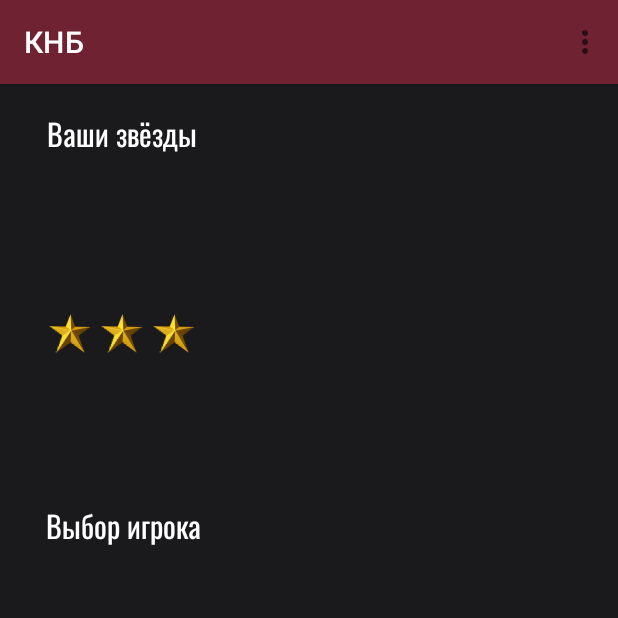
After one commit to Adelya13/knb_survival_game, an Android app: the BasicGameFragment screen opened through its navigation route, on a phone screen of 412 x 824 dp, the top half of it. The commit adds this screen. Run offline under Robolectric (Android 15) with nearby library versions, the phone set to English and light mode, and no system bars; our stand-ins replace navigation-ui.

Commit message:
added some fragments

```diff
--- /dev/null
+++ b/app/src/main/java/kpfu/itis/valisheva/knb_game/BasicGameFragment.kt
@@ -0,0 +1,29 @@
+package kpfu.itis.valisheva.knb_game
+
+import android.os.Bundle
+import android.view.View
+import androidx.fragment.app.Fragment
+import androidx.recyclerview.widget.DividerItemDecoration
+import androidx.recyclerview.widget.RecyclerView
+import kpfu.itis.valisheva.knb_game.databinding.FragmentBasicGameBinding
+import kpfu.itis.valisheva.knb_game.decorators.SpaceItemDecorator
+
+class BasicGameFragment: Fragment(R.layout.fragment_basic_game) {
+
+    private lateinit var binding: FragmentBasicGameBinding
+
+    override fun onViewCreated(view: View, savedInstanceState: Bundle?) {
+        super.onViewCreated(view, savedInstanceState)
+        binding = FragmentBasicGameBinding.bind(view)
+        initRV()
+
+    }
+    private fun initRV(){
+        //val decorator = DividerItemDecoration(requireContext(), RecyclerView.VERTICAL)
+        val spacing = SpaceItemDecorator(requireContext())
+        binding.rvPlayers.run{
+            //addItemDecoration(decorator)
+            addItemDecoration(spacing)
+        }
+    }
+}
--- a/app/src/main/java/kpfu/itis/valisheva/knb_game/profile/presentation/ProfileFragment.kt
+++ b/app/src/main/java/kpfu/itis/valisheva/knb_game/ProfileFragment.kt
@@ -1,4 +1,4 @@
-package kpfu.itis.valisheva.knb_game.profile.presentation
+package kpfu.itis.valisheva.knb_game
 
 import androidx.fragment.app.Fragment
 import kpfu.itis.valisheva.knb_game.R
--- /dev/null
+++ b/app/src/main/java/kpfu/itis/valisheva/knb_game/decorators/SpaceItemDecorator.kt
@@ -0,0 +1,49 @@
+package kpfu.itis.valisheva.knb_game.decorators
+import android.content.Context
+import android.graphics.Rect
+import android.util.TypedValue
+import android.view.View
+import androidx.recyclerview.widget.RecyclerView
+
+class SpaceItemDecorator(
+    context: Context,
+    spacing: Float = 16f
+) : RecyclerView.ItemDecoration() {
+
+    private val spacingPx: Int = TypedValue.applyDimension(
+        TypedValue.COMPLEX_UNIT_DIP,
+        spacing,
+        context.resources.displayMetrics
+    ).toInt()
+
+    override fun getItemOffsets(
+        outRect: Rect,
+        view: View,
+        parent: RecyclerView,
+        state: RecyclerView.State
+    ) {
+        val spacingMiddle = (spacingPx * 0.75).toInt()
+        val viewHolder = parent.getChildViewHolder(view)
+
+        val currentPosition = parent.getChildAdapterPosition(view).takeIf {
+            it != RecyclerView.NO_POSITION
+        } ?: viewHolder.oldPosition
+
+        when (currentPosition) {
+            0 -> {
+                outRect.top = spacingPx
+                outRect.bottom = spacingMiddle
+            }
+            state.itemCount - 1 -> {
+                outRect.top = spacingMiddle
+                outRect.bottom = spacingPx
+            }
+            else -> {
+                outRect.top = spacingMiddle
+                outRect.bottom = spacingMiddle
+            }
+        }
+        outRect.left = spacingPx
+        outRect.right = spacingPx
+    }
+}
--- /dev/null
+++ b/app/src/main/res/drawable/ic_baseline_portrait_24.xml
@@ -0,0 +1,10 @@
+<vector xmlns:android="http://schemas.android.com/apk/res/android"
+    android:width="24dp"
+    android:height="24dp"
+    android:viewportWidth="24"
+    android:viewportHeight="24"
+    android:tint="?attr/colorControlNormal">
+  <path
+      android:fillColor="@android:color/white"
+      android:pathData="M12,12.25c1.24,0 2.25,-1.01 2.25,-2.25S13.24,7.75 12,7.75 9.75,8.76 9.75,10s1.01,2.25 2.25,2.25zM16.5,16.25c0,-1.5 -3,-2.25 -4.5,-2.25s-4.5,0.75 -4.5,2.25L7.5,17h9v-0.75zM19,3L5,3c-1.1,0 -2,0.9 -2,2v14c0,1.1 0.9,2 2,2h14c1.1,0 2,-0.9 2,-2L21,5c0,-1.1 -0.9,-2 -2,-2zM19,19L5,19L5,5h14v14z"/>
+</vector>
--- a/app/src/main/res/layout/activity_main.xml
+++ b/app/src/main/res/layout/activity_main.xml
@@ -9,16 +9,37 @@
 
     <androidx.fragment.app.FragmentContainerView
         android:id="@+id/container"
+        android:name="androidx.navigation.fragment.NavHostFragment"
         android:layout_width="match_parent"
-    android:layout_height="match_parent"
-    android:name="androidx.navigation.fragment.NavHostFragment"
+        android:layout_height="0dp"
+        app:defaultNavHost="true"
         app:layout_constraintBottom_toBottomOf="parent"
         app:layout_constraintEnd_toEndOf="parent"
         app:layout_constraintStart_toStartOf="parent"
+        app:layout_constraintTop_toBottomOf="@+id/toolBar"
+        app:navGraph="@navigation/nav_graph" />
+
+    <com.google.android.material.appbar.AppBarLayout
+        android:id="@+id/toolBar"
+        android:layout_width="match_parent"
+        android:layout_height="wrap_content"
+        app:layout_constraintLeft_toLeftOf="parent"
+        app:layout_constraintRight_toRightOf="parent"
+        app:layout_constraintTop_toTopOf="parent">
+
+        <androidx.appcompat.widget.Toolbar
+            android:id="@+id/toolbar"
+            app:titleTextColor="@color/white"
+            android:layout_width="match_parent"
+            android:layout_height="?android:actionBarSize"
+            android:background="@color/dark_red"
+            app:layout_constraintEnd_toEndOf="parent"
+            app:layout_constraintStart_toStartOf="parent"
             app:layout_constraintTop_toTopOf="parent"
-    app:defaultNavHost="true"
-    app:navGraph="@navigation/nav_graph"
+            app:menu="@menu/menu"
+            app:title="@string/app_name"
             />
+    </com.google.android.material.appbar.AppBarLayout>
 
 
 </androidx.constraintlayout.widget.ConstraintLayout>
--- /dev/null
+++ b/app/src/main/res/layout/fragment_basic_game.xml
@@ -0,0 +1,82 @@
+<?xml version="1.0" encoding="utf-8"?>
+<androidx.constraintlayout.widget.ConstraintLayout xmlns:android="http://schemas.android.com/apk/res/android"
+    xmlns:app="http://schemas.android.com/apk/res-auto"
+    android:layout_width="match_parent"
+    android:layout_height="match_parent"
+    xmlns:tools="http://schemas.android.com/tools"
+    android:background="@color/black">
+
+
+    <TextView
+        android:id="@+id/tv_title"
+        style="@style/BasicTextStyle"
+        android:layout_width="wrap_content"
+        android:layout_height="wrap_content"
+        android:layout_marginTop="16dp"
+        android:text="Ваши звёзды"
+        android:textSize="20sp"
+        app:layout_constraintHorizontal_bias="0.1"
+        app:layout_constraintEnd_toEndOf="parent"
+        app:layout_constraintStart_toStartOf="parent"
+        app:layout_constraintTop_toTopOf="parent" />
+
+    <com.google.android.material.imageview.ShapeableImageView
+        android:id="@+id/iv_first_star"
+        android:layout_width="0dp"
+        android:layout_height="0dp"
+        android:layout_marginTop="8dp"
+        android:layout_marginEnd="4dp"
+        android:src="@mipmap/ic_star_foreground"
+        app:layout_constraintBottom_toTopOf="@+id/tv_choose_title"
+        app:layout_constraintEnd_toStartOf="@+id/iv_second_star"
+        app:layout_constraintStart_toStartOf="@+id/tv_title"
+        app:layout_constraintTop_toBottomOf="@+id/tv_title" />
+
+    <com.google.android.material.imageview.ShapeableImageView
+        android:id="@+id/iv_second_star"
+        android:layout_width="0dp"
+        android:layout_height="0dp"
+        android:layout_marginEnd="4dp"
+
+        android:src="@mipmap/ic_star_foreground"
+        app:layout_constraintBottom_toBottomOf="@+id/iv_first_star"
+        app:layout_constraintEnd_toStartOf="@+id/iv_third_star"
+        app:layout_constraintStart_toEndOf="@+id/iv_first_star"
+        app:layout_constraintTop_toTopOf="@+id/iv_first_star" />
+
+    <com.google.android.material.imageview.ShapeableImageView
+        android:id="@+id/iv_third_star"
+        android:layout_width="0dp"
+        android:layout_height="0dp"
+        android:src="@mipmap/ic_star_foreground"
+        app:layout_constraintBottom_toBottomOf="@+id/iv_second_star"
+        app:layout_constraintEnd_toEndOf="@+id/tv_title"
+        app:layout_constraintStart_toEndOf="@+id/iv_second_star"
+        app:layout_constraintTop_toTopOf="@+id/iv_second_star" />
+
+
+    <TextView
+        android:id="@+id/tv_choose_title"
+        style="@style/BasicTextStyle"
+        android:layout_width="wrap_content"
+        android:layout_height="wrap_content"
+        android:text="Выбор игрока"
+        android:textSize="20sp"
+        app:layout_constraintBottom_toTopOf="@+id/rv_players"
+        app:layout_constraintEnd_toEndOf="parent"
+        app:layout_constraintHorizontal_bias="0.1"
+        app:layout_constraintStart_toStartOf="parent"
+        app:layout_constraintTop_toBottomOf="@+id/tv_title" />
+
+    <androidx.recyclerview.widget.RecyclerView
+        android:id="@+id/rv_players"
+        android:layout_width="match_parent"
+        android:layout_height="wrap_content"
+        app:layout_constraintBottom_toBottomOf="parent"
+        app:layout_constraintEnd_toEndOf="parent"
+        app:layout_constraintStart_toStartOf="parent"
+        app:layout_constraintTop_toBottomOf="@+id/tv_choose_title"
+        tools:itemCount="10"
+        tools:listitem="@layout/item_player" />
+
+</androidx.constraintlayout.widget.ConstraintLayout>
--- a/app/src/main/res/layout/fragment_credit.xml
+++ b/app/src/main/res/layout/fragment_credit.xml
@@ -31,7 +31,6 @@
         android:textSize="20sp"
         app:layout_constraintBottom_toTopOf="@+id/et_credit_sum"
         app:layout_constraintEnd_toEndOf="parent"
-        app:layout_constraintHorizontal_bias="0.498"
         app:layout_constraintStart_toStartOf="parent" />
 
     <com.google.android.material.textfield.TextInputLayout
--- a/app/src/main/res/menu/menu.xml
+++ b/app/src/main/res/menu/menu.xml
@@ -1,4 +1,8 @@
 <?xml version="1.0" encoding="utf-8"?>
 <menu xmlns:android="http://schemas.android.com/apk/res/android">
 
+    <item
+        android:id="@+id/profileFragment"
+        android:title="profile"
+        android:icon="@drawable/ic_baseline_portrait_24"/>
 </menu>
--- a/app/src/main/res/navigation/nav_graph.xml
+++ b/app/src/main/res/navigation/nav_graph.xml
@@ -1,14 +1,16 @@
 <?xml version="1.0" encoding="utf-8"?>
 <navigation xmlns:android="http://schemas.android.com/apk/res/android"
-             xmlns:app="http://schemas.android.com/apk/res-auto"
-             android:id="@+id/nav_graph"
-             app:startDestination="@id/registerFragment">
+    xmlns:app="http://schemas.android.com/apk/res-auto"
+    xmlns:tools="http://schemas.android.com/tools"
+    android:id="@+id/nav_graph"
+    app:startDestination="@id/registerFragment">
 
 
     <fragment
         android:id="@+id/registerFragment"
         android:name="kpfu.itis.valisheva.knb_game.login.presentation.fragments.RegisterFragment"
-        android:label="RegisterFragment" >
+        android:label="RegisterFragment"
+        tools:layout="@layout/fragment_register">
         <action
             android:id="@+id/action_registerFragment_to_signInFragment"
             app:destination="@id/signInFragment" />
@@ -16,7 +18,8 @@
     <fragment
         android:id="@+id/signInFragment"
         android:name="kpfu.itis.valisheva.knb_game.login.presentation.fragments.SignInFragment"
-        android:label="SignInFragment" >
+        android:label="SignInFragment"
+        tools:layout="@layout/fragment_signin">
         <action
             android:id="@+id/action_signInFragment_to_registerFragment"
             app:destination="@id/registerFragment" />
@@ -27,5 +30,33 @@
     <fragment
         android:id="@+id/mainStoryFragment"
         android:name="kpfu.itis.valisheva.knb_game.MainStoryFragment"
-        android:label="MainStoryFragment" />
+        android:label="MainStoryFragment"
+        tools:layout="@layout/fragment_main_story">
+        <action
+            android:id="@+id/action_mainStoryFragment_to_profileFragment"
+            app:destination="@id/profileFragment" />
+    </fragment>
+    <fragment
+        android:id="@+id/profileFragment"
+        android:name="kpfu.itis.valisheva.knb_game.ProfileFragment"
+        android:label="ProfileFragment"
+        tools:layout="@layout/fragment_profile">
+        <action
+            android:id="@+id/action_profileFragment_to_basicGameFragment"
+            app:destination="@id/basicGameFragment" />
+    </fragment>
+    <fragment
+        android:id="@+id/creditFragment"
+        android:name="kpfu.itis.valisheva.knb_game.CreditFragment"
+        android:label="CreditFragment"
+        tools:layout="@layout/fragment_credit"/>
+    <fragment
+        android:id="@+id/basicGameFragment"
+        android:name="kpfu.itis.valisheva.knb_game.BasicGameFragment"
+        android:label="BasicGameFragment"
+        tools:layout="@layout/fragment_basic_game">
+        <action
+            android:id="@+id/action_basicGameFragment_to_creditFragment"
+            app:destination="@id/creditFragment" />
+    </fragment>
 </navigation>
--- a/app/src/main/res/values/themes.xml
+++ b/app/src/main/res/values/themes.xml
@@ -1,6 +1,6 @@
 <resources xmlns:tools="http://schemas.android.com/tools">
     <!-- Base application theme. -->
-    <style name="Theme.Knb_game" parent="Theme.MaterialComponents.Light.DarkActionBar">
+    <style name="Theme.Knb_game" parent="Theme.MaterialComponents.Light.NoActionBar">
         <!-- Primary brand color. -->
         <item name="colorPrimary">@color/dark_red</item>
         <item name="colorPrimaryDark">@color/gray</item>
```
Also changed, not shown: app/src/main/java/kpfu/itis/valisheva/knb_game/MainStoryFragment.kt (+15 -0 lines), app/src/main/java/kpfu/itis/valisheva/knb_game/activities/MainActivity.kt (+6 -5 lines), app/src/main/res/layout/item_player.xml (added, +61 -0 lines), app/src/main/ic_profile_icon-playstore.png (added). Lines whose indentation alone changed are shown as unchanged.
